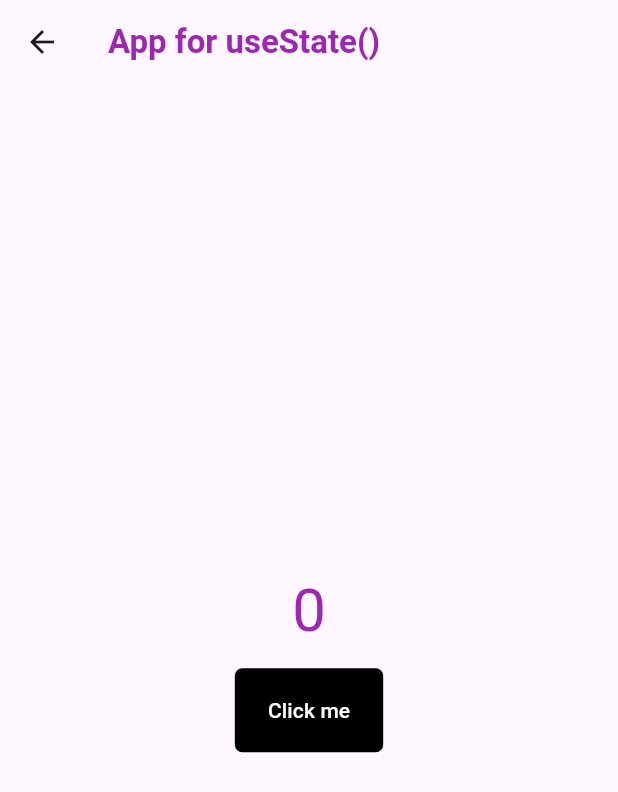
After one commit to Prashant9002/Flutter-Hooks, a Flutter app: the screen it shows after launch, after a tap on the "ac unit" icon, on a phone screen of 412 x 824 dp. The commit adds this screen. Shown: the top 792 px of the screen. Run offline on Flutter 3.47's test engine with Material 3 defaults, Android fonts, the phone set to English and light mode, and no system bars; our stand-ins replace flutter_hooks; missing offline and left inert: dart:ffi.

Commit message:
useState

```diff
--- /dev/null
+++ b/lib/fragments/frag_1.dart
@@ -0,0 +1,74 @@
+import 'dart:ffi';
+
+import 'package:flutter/material.dart';
+import 'package:flutter_hooks/flutter_hooks.dart';
+
+void main(){
+  return runApp(App());
+}
+
+class App extends StatelessWidget{
+  @override
+  Widget build(BuildContext context){
+    return _App();
+  }
+}
+
+class _App extends HookWidget{
+  @override
+  Widget build(BuildContext context) {
+    var count = useState(0);
+    return Scaffold(
+      appBar: AppBar(
+        title: Text(
+          "App for useState()",
+          style: TextStyle(
+            color: Colors.purple,
+            fontWeight: FontWeight.bold
+          ),
+        )
+      ),
+
+      body: Container(
+        child: Center(
+          child: Column(
+            mainAxisAlignment: MainAxisAlignment.center,
+            children: [
+              Padding(padding: EdgeInsets.only(bottom: 10),child:
+              Text(
+                count.value.toString(),
+                style: TextStyle(
+                    color: Colors.purple,
+                    fontSize: 40
+                ),
+              ),),
+              TextButton(
+                  onPressed: ()=>{
+                    count.value++
+                  },
+                  style: ButtonStyle(
+                    shadowColor: MaterialStateProperty.all(Colors.blue),
+                    backgroundColor: MaterialStateProperty.all(Colors.black),
+                    shape: MaterialStateProperty.all(
+                      RoundedRectangleBorder(
+                        borderRadius: BorderRadius.circular(5)
+                      )
+                    )
+                  ),
+                  child: Padding(padding: EdgeInsets.all(10),
+                  child: Text(
+                    "Click me",
+                    style: TextStyle(
+                        color: Colors.white,
+                    ),
+                  ),
+                  )
+              )
+            ],
+          ),
+        ),
+      ),
+    );
+  }
+
+}
--- a/lib/main.dart
+++ b/lib/main.dart
@@ -1,4 +1,5 @@
 import 'package:flutter/material.dart';
+import 'fragments/frag_1.dart';
 
 void main() {
   runApp(const Screen());
@@ -35,8 +36,13 @@ class fragment extends State<_Screen>{
         iconTheme: IconThemeData(
           color: Colors.purple
         ),
-        leading: Icon(
-          Icons.ac_unit
+        leading: IconButton(
+          icon: Icon(Icons.ac_unit),
+          onPressed: ()=>{
+            Navigator.push(context,
+            MaterialPageRoute(builder: (context)=>App())
+            )
+          },
         ),
       ),
     );
```
